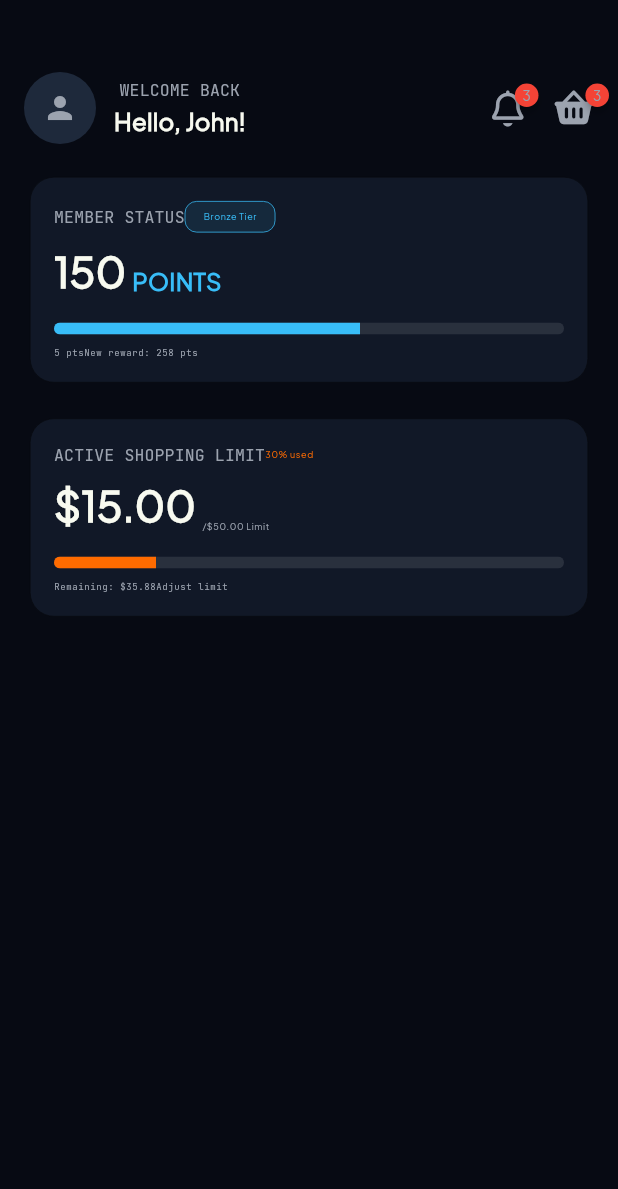
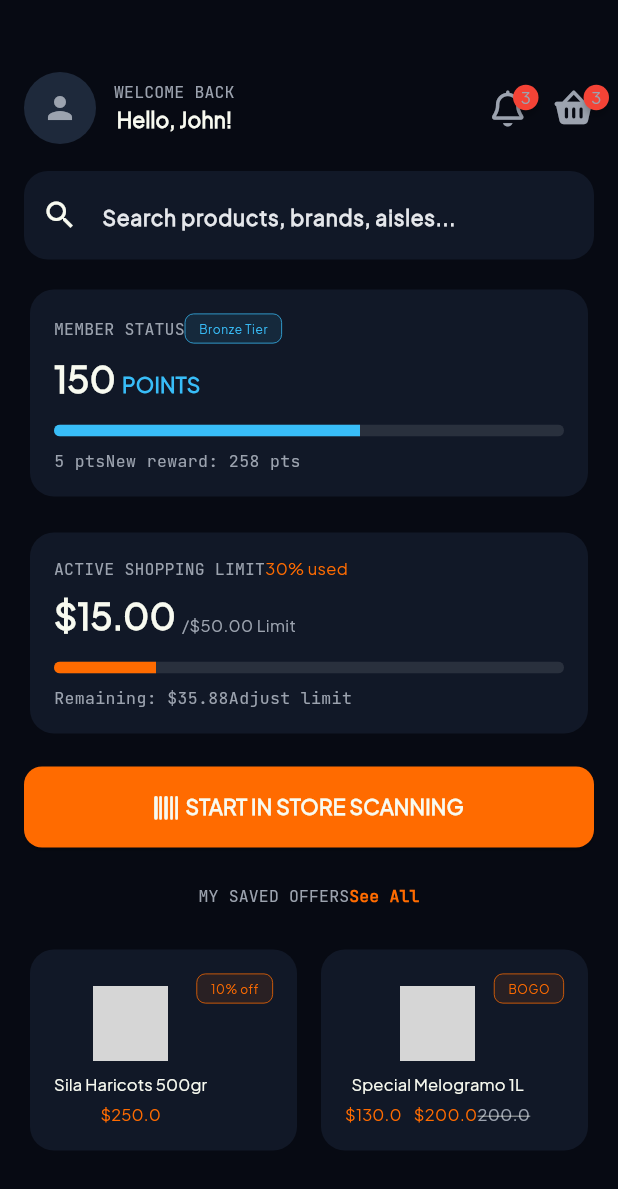
Before and after one commit to morsianisdz/smart_shop_client_app, a Flutter app: the screen it shows after launch, on a phone screen of 412 x 824 dp. Shown: the top 1189 px of the screen. Run offline on Flutter 3.47's test engine with Material 3 defaults, Android fonts, the phone set to English and light mode, and no system bars; drawn by our look-alikes of badges, velocity_x; our stand-ins replace dio, font_awesome_flutter, get, get_it, shared_preferences, sizer and 1 more; accounts and stored records are empty; network calls fail; grey boxes are pictures that could not be loaded.

Commit message:
still in my saved offers in home screen

```diff
--- a/lib/config/themes.conf.dart
+++ b/lib/config/themes.conf.dart
@@ -3,6 +3,7 @@ import 'package:smart_shop_client_app/config/colors.conf.dart';
 import 'package:smart_shop_client_app/config/ui.conf.dart';
 
 class ThemeConf {
+
   static const String fontFamily = 'PlusJakartaSans';
   static const String secondaryFontFamily = 'JetBrainsMono';
 
@@ -68,6 +69,7 @@ class ThemeConf {
       borderRadius: BorderRadius.circular(UiConf.inputCornerRadius),
       borderSide: BorderSide.none,
     ),
+    hintStyle: TextStyle(color: colorScheme.onSecondaryContainer, fontSize: UiConf.hintFontSize),
     fillColor: colorScheme.primaryContainer,
   );
 
@@ -101,7 +103,7 @@ class ThemeConf {
       CardThemeData(
         shape: RoundedRectangleBorder(
           borderRadius: BorderRadius.circular(UiConf.cardBorderRadius),
-          side: BorderSide(width: UiConf.cardBorderSideWith),
+          side: BorderSide.none,
         ),
         color: colorScheme.primaryContainer,
         elevation: UiConf.cardElevation,
@@ -134,4 +136,6 @@ class ThemeConf {
     badgeTheme: badgeThemeData,
     cardTheme: _buildCardTheme(darkColorS),
   );
+
+    static ThemeData currentTheme = dark;
 }
--- a/lib/config/ui.conf.dart
+++ b/lib/config/ui.conf.dart
@@ -1,7 +1,8 @@
 class UiConf {
   //input text
   static const double inputHintTextFontSize = 14;
-  static const double inputCornerRadius = 12;
+  static const double inputCornerRadius = 16;
+  static const double hintFontSize = 14;
 
   //button
   static const double buttonHeight = 40;
@@ -18,19 +19,20 @@ class UiConf {
   static double? userAvatarRadius = 24;
 
   //fonts size
-  static double titleMediumFontSize = 16;
+   static double titleLargeFontSize = 24;
+  static double titleMediumFontSize = 14;
   static double titleSmallFontSize = 11;
-  static double titleLargeFontSize = 28;
+
   static double bodyLargeFontSize = 18;
-  static double bodyMediumFontSize = 9;
-  static double bodySmallFontSize = 6;
+  static double bodyMediumFontSize = 11;
+  static double bodySmallFontSize = 8;
 
   //card
   static double cardBorderRadius = 16;
-  static double cardBorderSideWith = 0.3;
+  static double cardBorderSideWith = 0;
   static double? cardElevation = 0;
 
   //tag
-  static double tagBorderRadius = 8;
+  static double tagBorderRadius = 6;
   static double tagBorderWidth = 0.5;
 }
--- a/lib/constants/app_text.data.dart
+++ b/lib/constants/app_text.data.dart
@@ -155,4 +155,8 @@ class AppText {
   static const String xRemaining = "x_remaining";
   static const String adjustLimit = "adjust_limit";
   static const String activeShoppingLimit = "active_shopping_limit";
+  static const String searchProductsBrandsAisles = "Search_products_brands_aisles";
+  static const String startInStoreScanning = "start_in_store_scanning";
+  static const String mySavedOffers = "my_saved_offers";
+  static const String seeAll = "see_all";
 }
--- /dev/null
+++ b/lib/constants/fake.data.dart
@@ -0,0 +1,31 @@
+import 'package:smart_shop_client_app/core/models/cimage.model.dart';
+import 'package:smart_shop_client_app/shared/models/product.model.dart';
+
+class FakeData {
+
+  static List<Product> products = [
+    Product(
+      id: 1,
+      name: "Sila Haricots 500gr",
+      price: 250,
+      tag: "10% off",
+      image: CImage(
+        url:
+            "https://encrypted-tbn0.gstatic.com/images?q=tbn:ANd9GcS9Yg8_PiAtYmZNcOyz_O1bxhYBc0xCpFlPZg&s",
+        hash: "4965sdf484s6df49",
+      ),
+    ),
+    Product(
+      id: 1,
+      name: "Special Melogramo 1L",
+      price: 130,
+      oldPrice: 200,
+      tag: "BOGO",
+      image: CImage(
+        url:
+            "https://encrypted-tbn0.gstatic.com/images?q=tbn:ANd9GcQ1hIafYDduwz2hN5QJ48lUPZoFzaPTDtcZ_A&s",
+        hash: "4965sdf484s6df49",
+      ),
+    ),
+  ];
+}
--- a/lib/constants/translation.data.dart
+++ b/lib/constants/translation.data.dart
@@ -68,7 +68,11 @@ class LocaleTranslation extends Translations {
       "amount_limit": "/%s Limit",
       "x_remaining": "Remaining: %s",
       "adjust_limit": "Adjust limit",
-      "active_shopping_limit": "Active Shopping Limit"
+      "active_shopping_limit": "Active Shopping Limit",
+      "Search_products_brands_aisles": "Search products, brands, aisles...",
+      "start_in_store_scanning": "Start In Store Scanning",
+      "my_saved_offers": "My Saved offers",
+      "see_all": "See All"
     },
     "ar": {
       "introduction": "مقدمة",
--- /dev/null
+++ b/lib/core/helpers/spacing.helper.dart
@@ -0,0 +1,3 @@
+import 'package:flutter/material.dart';
+
+double screenWith(BuildContext context) => MediaQuery.of(context).size.width;
--- a/lib/core/helpers/text_style.helper.dart
+++ b/lib/core/helpers/text_style.helper.dart
@@ -62,16 +62,13 @@ Widget cBodyMedium(
   double? fontSize,
   FontWeight? fontWeight,
   String? fontFamily,
-}) => text.text
-    .textStyle(
-      Theme.of(context).textTheme.bodyMedium!.copyWith(
+}) => Text(text, style: Theme.of(context).textTheme.bodyMedium!.copyWith(
         color: color,
         fontSize: fontSize,
         fontWeight: fontWeight,
         fontFamily: fontFamily,
       ),
-    )
-    .make();
+    );
 
 Widget cBodySmall(
   BuildContext context,
@@ -80,13 +77,10 @@ Widget cBodySmall(
   double? fontSize,
   FontWeight? fontWeight,
   String? fontFamily,
-}) => text.text
-    .textStyle(
-      Theme.of(context).textTheme.bodySmall!.copyWith(
+}) => Text(text, style: Theme.of(context).textTheme.bodySmall!.copyWith(
         color: color,
         fontSize: fontSize,
         fontWeight: fontWeight,
         fontFamily: fontFamily,
       ),
-    )
-    .make();
+    );
--- a/lib/core/providers/Theme.provider.dart
+++ b/lib/core/providers/Theme.provider.dart
@@ -3,7 +3,7 @@ import 'package:get/get.dart';
 import 'package:smart_shop_client_app/config/themes.conf.dart';
 
 class ThemeProvider extends ChangeNotifier {
-  ThemeData themeData = ThemeConf.dark;
+  ThemeData themeData = ThemeConf.currentTheme;
 
   void toggleTheme() {
     themeData =
--- a/lib/core/widgets/input_field.components.dart
+++ b/lib/core/widgets/input_field.components.dart
@@ -1,17 +1,28 @@
 import 'package:flutter/material.dart';
+import 'package:get/get.dart';
 
 class CInputField extends StatelessWidget {
-  const CInputField({super.key, this.icon, this.obscureText});
+  const CInputField(
+      {super.key,
+      this.text,
+      this.hintext,
+      required this.controller,
+      this.validator, this.suffix, this.obscure = false, this.prefixIcon});
 
-  final Widget? icon;
-  final bool? obscureText;
+  final String? text;
+  final String? hintext;
+  final TextEditingController controller;
+  final String? Function(String?)? validator;
+  final Widget? suffix;
+  final bool obscure;
+  final Widget? prefixIcon;
 
   @override
   Widget build(BuildContext context) {
-    return TextField(
-      obscureText: obscureText ?? false,
+    return TextFormField(
       decoration: InputDecoration(
-        prefixIcon: icon,
+        prefixIcon: prefixIcon!.paddingSymmetric(horizontal: 12),
+        hintText: text,
       ),
     );
   }
--- a/lib/features/auth/login/screens/login.screen.dart
+++ b/lib/features/auth/login/screens/login.screen.dart
@@ -30,7 +30,8 @@ class LoginScreen extends StatelessWidget {
                   fontFamily: ThemeConf.secondaryFontFamily,
                 ).paddingOnly(bottom: 8),
                 CInputField(
-                  icon: Icon(Icons.email, color: iconsColor),
+                  controller: TextEditingController(),
+                  prefixIcon: Icon(Icons.email, color: iconsColor),
                 ).paddingOnly(bottom: 20),
                 [
                       cTitleSmall(
@@ -49,8 +50,9 @@ class LoginScreen extends StatelessWidget {
                     .row(alignment: MainAxisAlignment.spaceBetween)
                     .paddingOnly(bottom: 8),
                 CInputField(
-                  icon: Icon(Icons.lock, color: iconsColor),
-                  obscureText: true,
+                  controller: TextEditingController(),
+                  prefixIcon: Icon(Icons.lock, color: iconsColor),
+                  obscure: true,
                 ).paddingOnly(bottom: 32),
                 CButton.textOnly(
                   () {},
--- a/lib/features/home/components/custom_tag.component.dart
+++ b/lib/features/home/components/custom_tag.component.dart
@@ -1,25 +1,25 @@
 import 'package:flutter/material.dart';
 import 'package:get/get.dart';
 import 'package:smart_shop_client_app/config/ui.conf.dart';
-import 'package:smart_shop_client_app/core/helpers/colors.helper.dart';
 import 'package:smart_shop_client_app/core/helpers/text_style.helper.dart';
 
 class CTag extends StatelessWidget {
-  const CTag({super.key, required this.text});
+  const CTag({super.key, required this.text, required this.color});
 
   final String text;
+  final Color color;
 
   @override
   Widget build(BuildContext context) => Container(
     decoration: BoxDecoration(
-      color: colorScheme(context).secondary.withValues(alpha: 0.1),
-      border: Border.all(color: colorScheme(context).secondary, width: UiConf.tagBorderWidth),
+      color: color.withValues(alpha: 0.1),
+      border: Border.all(color: color, width: UiConf.tagBorderWidth),
       borderRadius: BorderRadius.circular(UiConf.tagBorderRadius),
     ),
     child: cBodySmall(
       context,
       text,
-      color: colorScheme(context).secondary,
-    ).paddingSymmetric(horizontal: 12, vertical: 6),
+      color: color,
+    ).paddingSymmetric(horizontal: 9, vertical: 4),
   );
 }
--- /dev/null
+++ b/lib/features/home/components/product_card.component.dart
@@ -0,0 +1,62 @@
+import 'package:flutter/material.dart';
+import 'package:get/get_utils/src/extensions/export.dart';
+import 'package:smart_shop_client_app/core/helpers/colors.helper.dart';
+import 'package:smart_shop_client_app/core/helpers/image_builder.helper.dart';
+import 'package:smart_shop_client_app/core/helpers/text_style.helper.dart';
+import 'package:smart_shop_client_app/features/home/components/custom_tag.component.dart';
+import 'package:smart_shop_client_app/shared/helpers/price_builder.helper.dart';
+import 'package:smart_shop_client_app/shared/models/product.model.dart';
+import 'package:velocity_x/velocity_x.dart';
+
+class ProductCard extends StatelessWidget {
+  final Product product;
+
+  const ProductCard({super.key, required this.product});
+
+  @override
+  Widget build(BuildContext context) {
+    return Card(
+      child: [
+        [
+          ImageBuilderHelper.coverUrl(
+            product.image!.url!,
+            width: 50,
+            height: 50,
+          ).paddingSymmetric(vertical: 8),
+          cTitleSmall(
+            context,
+            product.name,
+            color: colorScheme(context).onSurface,
+          ).paddingOnly(bottom: 4),
+          [
+            cTitleSmall(
+              context,
+              priceBuilder(product.price.toString()),
+              color: colorScheme(context).primary,
+            ),
+            if (product.oldPrice != null) ...[
+              const SizedBox(width: 8),
+              cBodyMedium(
+                context,
+                priceBuilder(product.oldPrice.toString()),
+                color: colorScheme(context).primary,
+              ),
+              product.oldPrice
+                  .toString()
+                  .text
+                  .textStyle(
+                    TextStyle(
+                      decoration: TextDecoration.lineThrough,
+                      color: colorScheme(context).onPrimaryContainer,
+                    ),
+                  )
+                  .make(),
+            ],
+          ].row(),
+        ].column(),
+        if (product.tag != null)
+        CTag(text: product.tag!, color: colorScheme(context).primary).positioned(right: 0)
+      ].stack().p(16),
+    );
+  }
+}
--- /dev/null
+++ b/lib/features/home/components/product_wrap_layout.component.dart
@@ -0,0 +1,25 @@
+import 'package:flutter/material.dart';
+import 'package:smart_shop_client_app/features/home/components/product_card.component.dart';
+import 'package:smart_shop_client_app/shared/models/product.model.dart';
+import 'package:velocity_x/velocity_x.dart';
+
+class ProductWrapLayout extends StatelessWidget {
+  const ProductWrapLayout({super.key, required this.products, this.spacing = 8});
+
+  final List<Product> products;
+  final double spacing;
+
+  @override
+  Widget build(BuildContext context) {
+    return LayoutBuilder(
+      builder: (context, constraints) {
+        final parentWidth = constraints.maxWidth;
+        final cardWidth = (parentWidth - spacing) / 2;
+        return Wrap(
+          spacing: spacing,
+          runSpacing: spacing,
+              children: products.map((product) => ProductCard(product: product).w(cardWidth)).toList());
+      },
+    );
+  }
+}
--- a/lib/features/home/screens/home.screen.dart
+++ b/lib/features/home/screens/home.screen.dart
@@ -1,12 +1,18 @@
 import 'package:flutter/material.dart';
+import 'package:font_awesome_flutter/font_awesome_flutter.dart';
 import 'package:get/get_utils/src/extensions/export.dart';
+import 'package:smart_shop_client_app/config/colors.conf.dart';
 import 'package:smart_shop_client_app/config/themes.conf.dart';
 import 'package:smart_shop_client_app/constants/app_text.data.dart';
+import 'package:smart_shop_client_app/constants/fake.data.dart';
 import 'package:smart_shop_client_app/core/helpers/colors.helper.dart';
 import 'package:smart_shop_client_app/core/helpers/text_style.helper.dart';
 import 'package:smart_shop_client_app/core/widgets/base_view.component.dart';
+import 'package:smart_shop_client_app/core/widgets/button.component.dart';
+import 'package:smart_shop_client_app/core/widgets/input_field.components.dart';
 import 'package:smart_shop_client_app/features/home/components/custom_tag.component.dart';
 import 'package:smart_shop_client_app/features/home/components/home_header.component.dart';
+import 'package:smart_shop_client_app/features/home/components/product_wrap_layout.component.dart';
 import 'package:smart_shop_client_app/features/home/components/progress_indicator.component.dart';
 import 'package:smart_shop_client_app/shared/helpers/price_builder.helper.dart';
 import 'package:velocity_x/velocity_x.dart';
@@ -19,6 +25,11 @@ class Home extends StatelessWidget {
     return BaseView(
       body: [
         HomeHeader().paddingOnly(top: 48, bottom: 18),
+        CInputField(
+          controller: TextEditingController(),
+          prefixIcon: Icon(Icons.search),
+          text: AppText.searchProductsBrandsAisles.tr,
+        ).paddingOnly(bottom: 16),
         Card(
           child: [
             [
@@ -27,7 +38,7 @@ class Home extends StatelessWidget {
                     AppText.memberStatus.tr.toUpperCase(),
                     fontFamily: ThemeConf.secondaryFontFamily,
                   ),
-                  CTag(text: AppText.bronzeTier.tr),
+                  CTag(text: AppText.bronzeTier.tr, color: colorScheme(context).secondary),
                 ]
                 .row(alignment: MainAxisAlignment.spaceBetween)
                 .paddingOnly(bottom: 8),
@@ -47,8 +58,16 @@ class Home extends StatelessWidget {
             ).paddingOnly(bottom: 8),
 
             [
-              cBodySmall(context, AppText.xpts.trArgs(["5"]), fontFamily: ThemeConf.secondaryFontFamily),
-              cBodySmall(context, AppText.newRewardx.trArgs(["258"]), fontFamily: ThemeConf.secondaryFontFamily),
+              cBodyMedium(
+                context,
+                AppText.xpts.trArgs(["5"]),
+                fontFamily: ThemeConf.secondaryFontFamily,
+              ),
+              cBodyMedium(
+                context,
+                AppText.newRewardx.trArgs(["258"]),
+                fontFamily: ThemeConf.secondaryFontFamily,
+              ),
             ].row(alignment: MainAxisAlignment.spaceBetween),
           ].column(crossAlignment: CrossAxisAlignment.start).paddingAll(16),
         ).paddingOnly(bottom: 16),
@@ -60,15 +79,22 @@ class Home extends StatelessWidget {
                     AppText.activeShoppingLimit.tr.toUpperCase(),
                     fontFamily: ThemeConf.secondaryFontFamily,
                   ),
-                  cBodySmall(context, AppText.xused.trArgs(["30"]), color: colorScheme(context).primary)
+                  cBodyMedium(
+                    context,
+                    AppText.xused.trArgs(["30"]),
+                    color: colorScheme(context).primary,
+                  ),
                 ]
                 .row(alignment: MainAxisAlignment.spaceBetween)
                 .paddingOnly(bottom: 8),
             [
-                  cTitleLarge(context, priceBuilder("15.00")).paddingOnly(right: 4),
-                  cBodySmall(
+                  cTitleLarge(
                     context,
-                    AppText.amountLimit.trArgs([priceBuilder("50.00")])
+                    priceBuilder("15.00"),
+                  ).paddingOnly(right: 4),
+                  cBodyMedium(
+                    context,
+                    AppText.amountLimit.trArgs([priceBuilder("50.00")]),
                   ),
                 ]
                 .row(crossAlignment: CrossAxisAlignment.end)
@@ -79,11 +105,48 @@ class Home extends StatelessWidget {
             ).paddingOnly(bottom: 8),
 
             [
-              cBodySmall(context, AppText.xRemaining.trArgs([priceBuilder("35.88")]), fontFamily: ThemeConf.secondaryFontFamily),
-              cBodySmall(context, AppText.adjustLimit.tr, fontFamily: ThemeConf.secondaryFontFamily),
+              cBodyMedium(
+                context,
+                AppText.xRemaining.trArgs([priceBuilder("35.88")]),
+                fontFamily: ThemeConf.secondaryFontFamily,
+              ),
+              cBodyMedium(
+                context,
+                AppText.adjustLimit.tr,
+                fontFamily: ThemeConf.secondaryFontFamily,
+              ),
             ].row(alignment: MainAxisAlignment.spaceBetween),
           ].column(crossAlignment: CrossAxisAlignment.start).paddingAll(16),
-        ),
+        ).paddingOnly(bottom: 18),
+        CButton.withIcon(
+          () {},
+          cTitleMedium(
+            context,
+            AppText.startInStoreScanning.tr.toUpperCase(),
+            color: ColorsConf.textWhite,
+          ),
+          icon: FaIcon(
+            FontAwesomeIcons.barcode,
+            color: ColorsConf.textWhite,
+          ),
+        ).paddingOnly(bottom: 24),
+        [
+              cTitleSmall(
+                context,
+                AppText.mySavedOffers.tr.toUpperCase(),
+                fontFamily: ThemeConf.secondaryFontFamily,
+              ),
+              cTitleSmall(
+                context,
+                AppText.seeAll.tr,
+                fontFamily: ThemeConf.secondaryFontFamily,
+                color: colorScheme(context).primary,
+                fontWeight: FontWeight.bold,
+              ).onTap(() {}),
+            ]
+            .row(alignment: MainAxisAlignment.spaceBetween)
+            .paddingOnly(bottom: 24),
+            ProductWrapLayout(products: FakeData.products)
       ].column().paddingSymmetric(horizontal: 16),
     );
   }
--- /dev/null
+++ b/lib/shared/models/product.model.dart
@@ -0,0 +1,40 @@
+import 'package:smart_shop_client_app/core/models/cimage.model.dart';
+
+class Product {
+  Product({
+    required this.id,
+    required this.name,
+    required this.price,
+    this.image,
+    this.oldPrice,
+    this.qty = 1,
+    this.checked = false,
+    this.tag
+  });
+
+  final int id;
+  final String name;
+  final double price;
+  final double? oldPrice;
+  int qty;
+  final CImage? image;
+  bool? checked;
+  String? tag;
+
+  factory Product.fromJson(dynamic json) {
+    return Product(
+      id: json["id"],
+      name: json['name'],
+      price: json['price']?.toDouble(),
+      image: CImage(url: json['image'], hash: json['hash']),
+      oldPrice: json["oldPrice"].toDouble(),
+      qty: json["qty"],
+      checked: json["checked"],
+      tag: json["tag"]
+    );
+  }
+
+  static List<Product> fromList(List<dynamic> list) {
+    return list.map((item) => Product.fromJson(item)).toList();
+  }
+}
```
